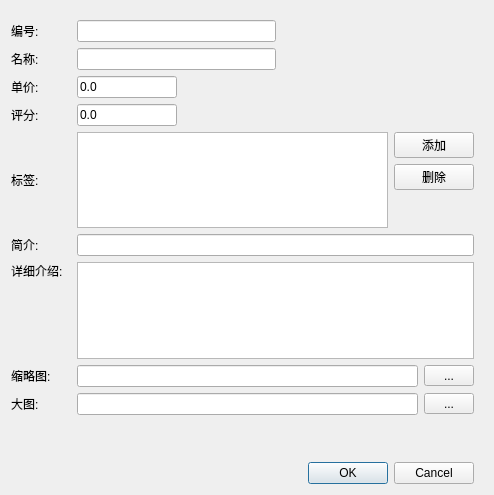
Old version of the form cbserver/CBServerMonitor/dishinfodialog.ui in the repository raidenawkward/cbqt.
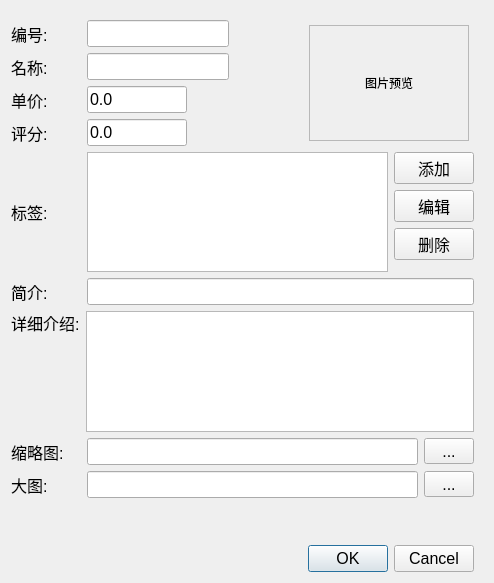
New version of the form.

Commit message:
cbserver: layout of dish edit dialog improved
added: cbglobal: global functions;
modified: dishinfodialog: layout improved;
	preview img added;
	record loading supported;

```diff
--- a/cbserver/CBServerMonitor/dishinfodialog.ui
+++ b/cbserver/CBServerMonitor/dishinfodialog.ui
@@ -7,7 +7,7 @@
     <x>0</x>
     <y>0</y>
     <width>494</width>
-    <height>495</height>
+    <height>583</height>
    </rect>
   </property>
   <property name="windowTitle">
@@ -23,31 +23,51 @@
    <item>
     <layout class="QVBoxLayout" name="verticalLayout">
      <item>
+      <layout class="QHBoxLayout" name="horizontalLayout_12">
+       <item>
+        <layout class="QVBoxLayout" name="verticalLayout_7">
+         <item>
       <layout class="QHBoxLayout" name="horizontalLayout_2">
        <item>
         <widget class="QLabel" name="label">
          <property name="minimumSize">
           <size>
-           <width>60</width>
+               <width>70</width>
            <height>0</height>
           </size>
          </property>
+             <property name="font">
+              <font>
+               <pointsize>12</pointsize>
+              </font>
+             </property>
          <property name="text">
           <string>编号:</string>
          </property>
         </widget>
        </item>
        <item>
-        <widget class="QLineEdit" name="lineEditId"/>
+            <widget class="QLineEdit" name="lineEditId">
+             <property name="font">
+              <font>
+               <pointsize>12</pointsize>
+              </font>
+             </property>
+            </widget>
        </item>
        <item>
         <spacer name="horizontalSpacer">
+             <property name="font">
+              <font>
+               <pointsize>12</pointsize>
+              </font>
+             </property>
          <property name="orientation">
           <enum>Qt::Horizontal</enum>
          </property>
          <property name="sizeHint" stdset="0">
           <size>
-           <width>40</width>
+               <width>30</width>
            <height>20</height>
           </size>
          </property>
@@ -61,26 +81,42 @@
         <widget class="QLabel" name="label_2">
          <property name="minimumSize">
           <size>
-           <width>60</width>
+               <width>70</width>
            <height>0</height>
           </size>
          </property>
+             <property name="font">
+              <font>
+               <pointsize>12</pointsize>
+              </font>
+             </property>
          <property name="text">
           <string>名称:</string>
          </property>
         </widget>
        </item>
        <item>
-        <widget class="QLineEdit" name="lineEditName"/>
+            <widget class="QLineEdit" name="lineEditName">
+             <property name="font">
+              <font>
+               <pointsize>12</pointsize>
+              </font>
+             </property>
+            </widget>
        </item>
        <item>
         <spacer name="horizontalSpacer_4">
+             <property name="font">
+              <font>
+               <pointsize>12</pointsize>
+              </font>
+             </property>
          <property name="orientation">
           <enum>Qt::Horizontal</enum>
          </property>
          <property name="sizeHint" stdset="0">
           <size>
-           <width>40</width>
+               <width>30</width>
            <height>20</height>
           </size>
          </property>
@@ -94,10 +130,15 @@
         <widget class="QLabel" name="label_3">
          <property name="minimumSize">
           <size>
-           <width>60</width>
+               <width>70</width>
            <height>0</height>
           </size>
          </property>
+             <property name="font">
+              <font>
+               <pointsize>12</pointsize>
+              </font>
+             </property>
          <property name="text">
           <string>单价:</string>
          </property>
@@ -111,6 +152,11 @@
            <height>16777215</height>
           </size>
          </property>
+             <property name="font">
+              <font>
+               <pointsize>12</pointsize>
+              </font>
+             </property>
          <property name="inputMethodHints">
           <set>Qt::ImhDigitsOnly</set>
          </property>
@@ -124,6 +170,11 @@
        </item>
        <item>
         <spacer name="horizontalSpacer_3">
+             <property name="font">
+              <font>
+               <pointsize>12</pointsize>
+              </font>
+             </property>
          <property name="orientation">
           <enum>Qt::Horizontal</enum>
          </property>
@@ -143,10 +194,15 @@
         <widget class="QLabel" name="label_4">
          <property name="minimumSize">
           <size>
-           <width>60</width>
+               <width>70</width>
            <height>0</height>
           </size>
          </property>
+             <property name="font">
+              <font>
+               <pointsize>12</pointsize>
+              </font>
+             </property>
          <property name="text">
           <string>评分:</string>
          </property>
@@ -160,6 +216,11 @@
            <height>16777215</height>
           </size>
          </property>
+             <property name="font">
+              <font>
+               <pointsize>12</pointsize>
+              </font>
+             </property>
          <property name="inputMethodHints">
           <set>Qt::ImhDigitsOnly</set>
          </property>
@@ -170,6 +231,11 @@
        </item>
        <item>
         <spacer name="horizontalSpacer_2">
+             <property name="font">
+              <font>
+               <pointsize>12</pointsize>
+              </font>
+             </property>
          <property name="orientation">
           <enum>Qt::Horizontal</enum>
          </property>
@@ -186,35 +252,107 @@
        </item>
       </layout>
      </item>
+        </layout>
+       </item>
+       <item>
+        <layout class="QVBoxLayout" name="verticalLayout_3">
+         <property name="margin">
+          <number>5</number>
+         </property>
+         <item>
+          <widget class="QLabel" name="labelPreview">
+           <property name="minimumSize">
+            <size>
+             <width>160</width>
+             <height>0</height>
+            </size>
+           </property>
+           <property name="frameShape">
+            <enum>QFrame::StyledPanel</enum>
+           </property>
+           <property name="frameShadow">
+            <enum>QFrame::Sunken</enum>
+           </property>
+           <property name="text">
+            <string>图片预览</string>
+           </property>
+           <property name="scaledContents">
+            <bool>true</bool>
+           </property>
+           <property name="alignment">
+            <set>Qt::AlignCenter</set>
+           </property>
+           <property name="wordWrap">
+            <bool>false</bool>
+           </property>
+          </widget>
+         </item>
+        </layout>
+       </item>
+      </layout>
+     </item>
      <item>
       <layout class="QHBoxLayout" name="horizontalLayout_6">
        <item>
         <widget class="QLabel" name="label_5">
          <property name="minimumSize">
           <size>
-           <width>60</width>
+           <width>70</width>
            <height>0</height>
           </size>
          </property>
+         <property name="font">
+          <font>
+           <pointsize>12</pointsize>
+          </font>
+         </property>
          <property name="text">
           <string>标签:</string>
          </property>
         </widget>
        </item>
        <item>
-        <widget class="QListWidget" name="listWidgetTags"/>
+        <widget class="QListWidget" name="listWidgetTags">
+         <property name="font">
+          <font>
+           <pointsize>12</pointsize>
+          </font>
+         </property>
+        </widget>
        </item>
        <item>
         <layout class="QVBoxLayout" name="verticalLayout_2">
          <item>
           <widget class="QPushButton" name="buttonAddTab">
+           <property name="font">
+            <font>
+             <pointsize>12</pointsize>
+            </font>
+           </property>
            <property name="text">
             <string>添加</string>
            </property>
           </widget>
          </item>
+         <item>
+          <widget class="QPushButton" name="buttonEdit">
+           <property name="font">
+            <font>
+             <pointsize>12</pointsize>
+            </font>
+           </property>
+           <property name="text">
+            <string>编辑</string>
+           </property>
+          </widget>
+         </item>
          <item>
           <widget class="QPushButton" name="buttonDeleteTag">
+           <property name="font">
+            <font>
+             <pointsize>12</pointsize>
+            </font>
+           </property>
            <property name="text">
             <string>删除</string>
            </property>
@@ -222,6 +360,11 @@
          </item>
          <item>
           <spacer name="verticalSpacer">
+           <property name="font">
+            <font>
+             <pointsize>12</pointsize>
+            </font>
+           </property>
            <property name="orientation">
             <enum>Qt::Vertical</enum>
            </property>
@@ -243,17 +386,28 @@
         <widget class="QLabel" name="label_6">
          <property name="minimumSize">
           <size>
-           <width>60</width>
+           <width>70</width>
            <height>0</height>
           </size>
          </property>
+         <property name="font">
+          <font>
+           <pointsize>12</pointsize>
+          </font>
+         </property>
          <property name="text">
           <string>简介:</string>
          </property>
         </widget>
        </item>
        <item>
-        <widget class="QLineEdit" name="lineEditSummary"/>
+        <widget class="QLineEdit" name="lineEditSummary">
+         <property name="font">
+          <font>
+           <pointsize>12</pointsize>
+          </font>
+         </property>
+        </widget>
        </item>
       </layout>
      </item>
@@ -269,6 +423,11 @@
              <height>0</height>
             </size>
            </property>
+           <property name="font">
+            <font>
+             <pointsize>12</pointsize>
+            </font>
+           </property>
            <property name="text">
             <string>详细介绍:</string>
            </property>
@@ -276,6 +435,11 @@
          </item>
          <item>
           <spacer name="verticalSpacer_2">
+           <property name="font">
+            <font>
+             <pointsize>12</pointsize>
+            </font>
+           </property>
            <property name="orientation">
             <enum>Qt::Vertical</enum>
            </property>
@@ -290,7 +454,13 @@
         </layout>
        </item>
        <item>
-        <widget class="QTextEdit" name="textEditDetail"/>
+        <widget class="QTextEdit" name="textEditDetail">
+         <property name="font">
+          <font>
+           <pointsize>12</pointsize>
+          </font>
+         </property>
+        </widget>
        </item>
       </layout>
      </item>
@@ -300,17 +470,28 @@
         <widget class="QLabel" name="label_8">
          <property name="minimumSize">
           <size>
-           <width>60</width>
+           <width>70</width>
            <height>0</height>
           </size>
          </property>
+         <property name="font">
+          <font>
+           <pointsize>12</pointsize>
+          </font>
+         </property>
          <property name="text">
           <string>缩略图:</string>
          </property>
         </widget>
        </item>
        <item>
-        <widget class="QLineEdit" name="lineEditThumb"/>
+        <widget class="QLineEdit" name="lineEditThumb">
+         <property name="font">
+          <font>
+           <pointsize>12</pointsize>
+          </font>
+         </property>
+        </widget>
        </item>
        <item>
         <widget class="QToolButton" name="toolButtonThumb">
@@ -320,6 +501,11 @@
            <height>0</height>
           </size>
          </property>
+         <property name="font">
+          <font>
+           <pointsize>12</pointsize>
+          </font>
+         </property>
          <property name="text">
           <string>...</string>
          </property>
@@ -333,17 +519,28 @@
         <widget class="QLabel" name="label_9">
          <property name="minimumSize">
           <size>
-           <width>60</width>
+           <width>70</width>
            <height>0</height>
           </size>
          </property>
+         <property name="font">
+          <font>
+           <pointsize>12</pointsize>
+          </font>
+         </property>
          <property name="text">
           <string>大图:</string>
          </property>
         </widget>
        </item>
        <item>
-        <widget class="QLineEdit" name="lineEditPicture"/>
+        <widget class="QLineEdit" name="lineEditPicture">
+         <property name="font">
+          <font>
+           <pointsize>12</pointsize>
+          </font>
+         </property>
+        </widget>
        </item>
        <item>
         <widget class="QToolButton" name="toolButtonPicture">
@@ -353,6 +550,11 @@
            <height>0</height>
           </size>
          </property>
+         <property name="font">
+          <font>
+           <pointsize>12</pointsize>
+          </font>
+         </property>
          <property name="text">
           <string>...</string>
          </property>
@@ -389,6 +591,11 @@
       <layout class="QHBoxLayout" name="horizontalLayout">
        <item>
         <widget class="QDialogButtonBox" name="buttonBox">
+         <property name="font">
+          <font>
+           <pointsize>12</pointsize>
+          </font>
+         </property>
          <property name="orientation">
           <enum>Qt::Horizontal</enum>
          </property>
```
Lines whose indentation alone changed are shown as unchanged. The commit also changes 6 other files.
